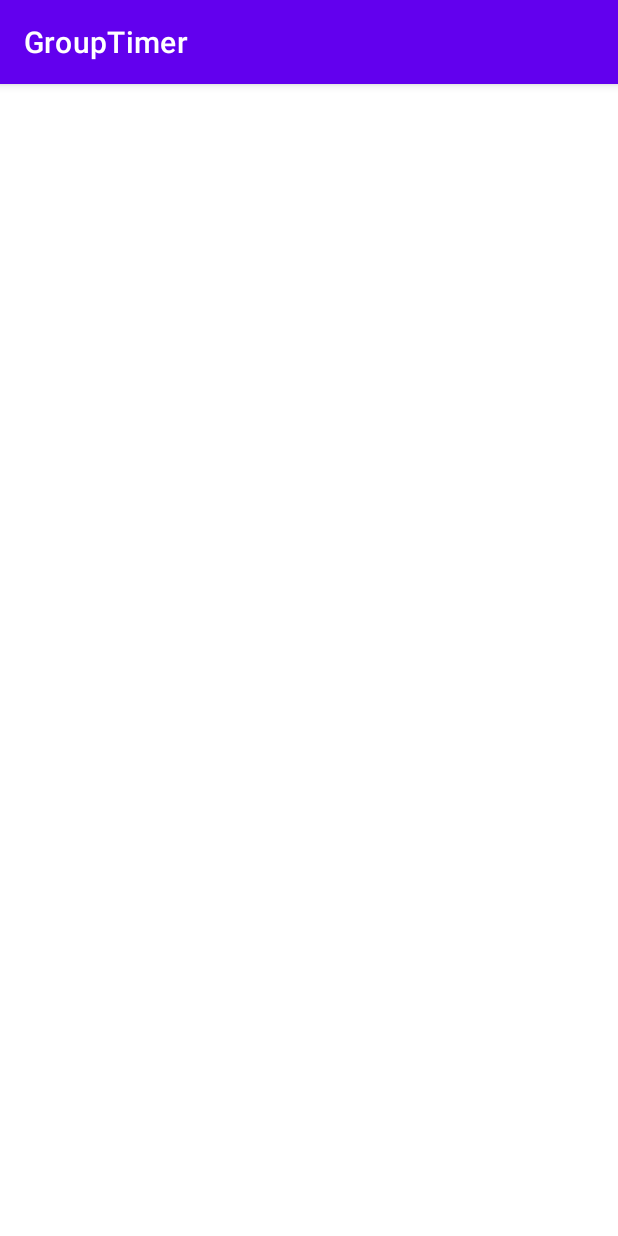
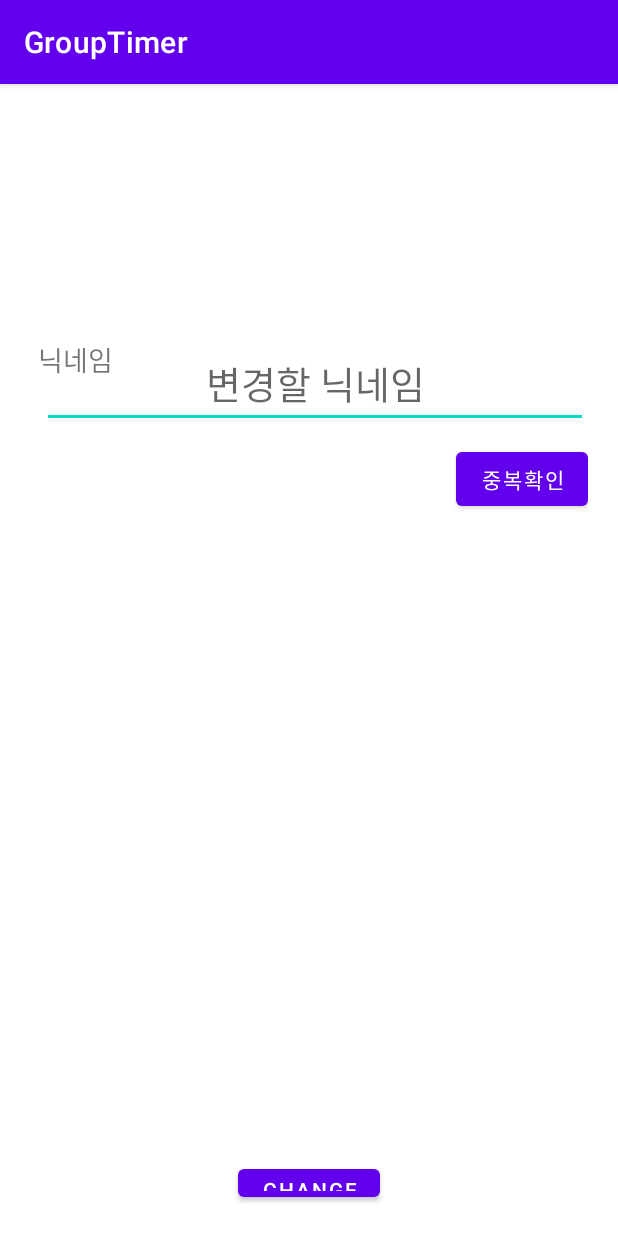
Before and after one commit to Group-Timer/GroupTime, an Android app: the ChangePWActivity screen opened directly, with no data from a screen before it, on a phone screen of 412 x 824 dp. Run offline under Robolectric (Android 15) with nearby library versions, the phone set to English and light mode, and no system bars.

Commit message:
이름변경 오류 수정

```diff
--- a/app/src/main/res/layout/activity_change_name.xml
+++ b/app/src/main/res/layout/activity_change_name.xml
@@ -20,7 +20,7 @@
             android:layout_width="wrap_content"
             android:layout_height="wrap_content"
             android:layout_alignParentLeft="true"
-            android:layout_marginLeft="5dp"
+            android:layout_marginLeft="6dp"
             android:text="닉네임"
             android:textSize="18dp"></TextView>
 
@@ -28,9 +28,9 @@
             android:id="@+id/nameEdit"
             android:layout_width="match_parent"
             android:layout_height="wrap_content"
-            android:layout_alignBaseline="@id/EmailText"
+            android:layout_alignBaseline="@id/nameText"
             android:layout_marginLeft="8dp"
-            android:layout_toRightOf="@id/EmailText"
+            android:layout_toRightOf="@id/nameText"
             android:hint="변경할 닉네임"
             android:textAlignment="center"
             android:textSize="25dp"></EditText>
--- a/app/src/main/res/layout/activity_change_pw.xml
+++ b/app/src/main/res/layout/activity_change_pw.xml
@@ -1,9 +1,63 @@
 <?xml version="1.0" encoding="utf-8"?>
-<androidx.constraintlayout.widget.ConstraintLayout xmlns:android="http://schemas.android.com/apk/res/android"
-    xmlns:app="http://schemas.android.com/apk/res-auto"
-    xmlns:tools="http://schemas.android.com/tools"
+<LinearLayout xmlns:android="http://schemas.android.com/apk/res/android"
     android:layout_width="match_parent"
     android:layout_height="match_parent"
-    tools:context=".ChangePWActivity">
+    xmlns:tools="http://schemas.android.com/tools"
+    android:orientation="vertical"
+    android:layout_margin="20dp">
 
-</androidx.constraintlayout.widget.ConstraintLayout>
+    <Space
+        android:layout_width="match_parent"
+        android:layout_height="150dp">
+    </Space>
+
+    <RelativeLayout
+        android:layout_width="match_parent"
+        android:layout_height="wrap_content">
+
+        <TextView
+            android:id="@+id/nameText"
+            android:layout_width="wrap_content"
+            android:layout_height="wrap_content"
+            android:layout_alignParentLeft="true"
+            android:layout_marginLeft="5dp"
+            android:text="닉네임"
+            android:textSize="18dp"></TextView>
+
+        <EditText
+            android:id="@+id/nameEdit"
+            android:layout_width="match_parent"
+            android:layout_height="wrap_content"
+            android:layout_alignBaseline="@id/EmailText"
+            android:layout_marginLeft="8dp"
+            android:layout_toRightOf="@id/EmailText"
+            android:hint="변경할 닉네임"
+            android:textAlignment="center"
+            android:textSize="25dp"></EditText>
+
+
+        <Button
+            android:id="@+id/checkButton"
+            android:layout_width="wrap_content"
+            android:layout_height="wrap_content"
+            android:layout_below="@+id/nameEdit"
+            android:layout_alignRight="@+id/nameEdit"
+            android:layout_marginTop="10dp"
+            android:text="중복확인"></Button>
+    </RelativeLayout>
+
+    <Space
+        android:layout_width="match_parent"
+        android:layout_height="400dp">
+    </Space>
+
+    <Button
+        android:id="@+id/changeButton"
+        android:layout_width="wrap_content"
+        android:layout_height="wrap_content"
+        android:layout_gravity="center"
+        android:layout_marginTop="30dp"
+        android:text = "Change"
+        ></Button>
+
+</LinearLayout>
```
